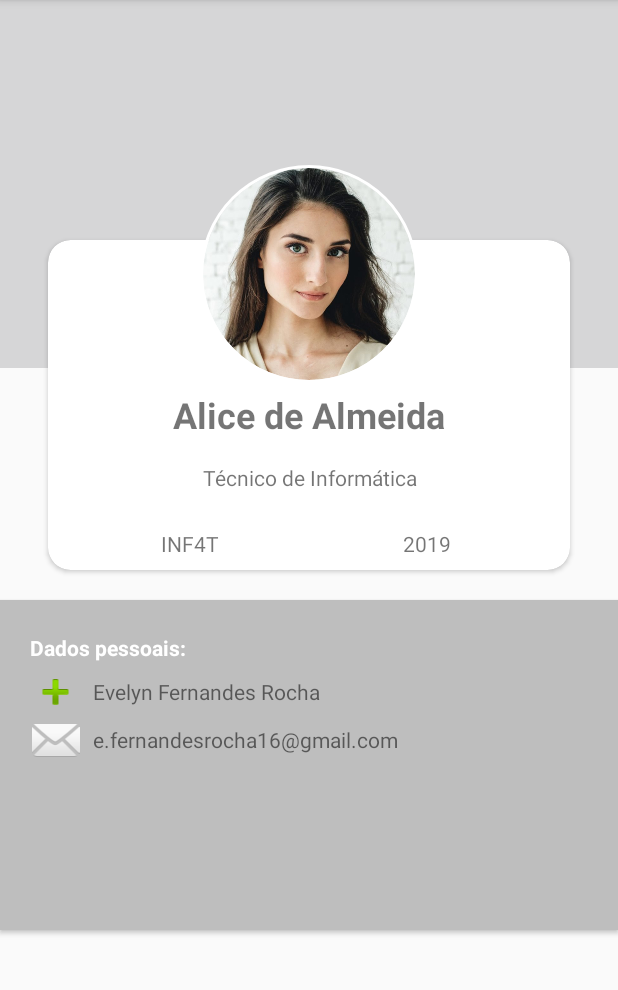
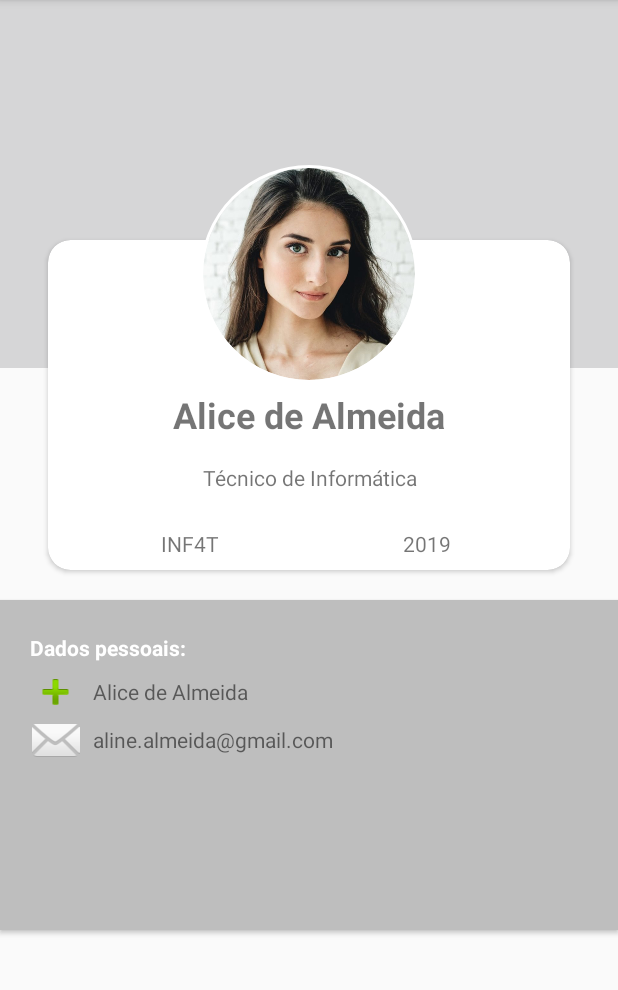
Before and after one commit to dieguto/FezSenai, an Android app: the PerfilPublico screen opened directly, with no data from a screen before it, on a phone screen of 412 x 824 dp, the part 84-1074 px from its top. Run offline under Robolectric (Android 15) with nearby library versions, the phone set to English and light mode, and no system bars; our stand-ins replace CircleImageView.

Commit message:
nome perfil

```diff
--- a/MOBILE/FezSenai/app/src/main/res/layout/activity_perfil_publico.xml
+++ b/MOBILE/FezSenai/app/src/main/res/layout/activity_perfil_publico.xml
@@ -151,7 +151,7 @@
                     android:layout_height="wrap_content"
                     android:layout_weight="8"
                     android:paddingTop="6dp"
-                    android:text="Evelyn Fernandes Rocha"
+                    android:text="Alice de Almeida"
                     android:paddingLeft="4dp" />
             </LinearLayout>
 
@@ -171,7 +171,7 @@
                     android:layout_height="wrap_content"
                     android:layout_weight="8"
                     android:paddingTop="6dp"
-                    android:text="e.fernandesrocha16@gmail.com"
+                    android:text="aline.almeida@gmail.com"
                     android:paddingLeft="4dp" />
             </LinearLayout>
 
```
